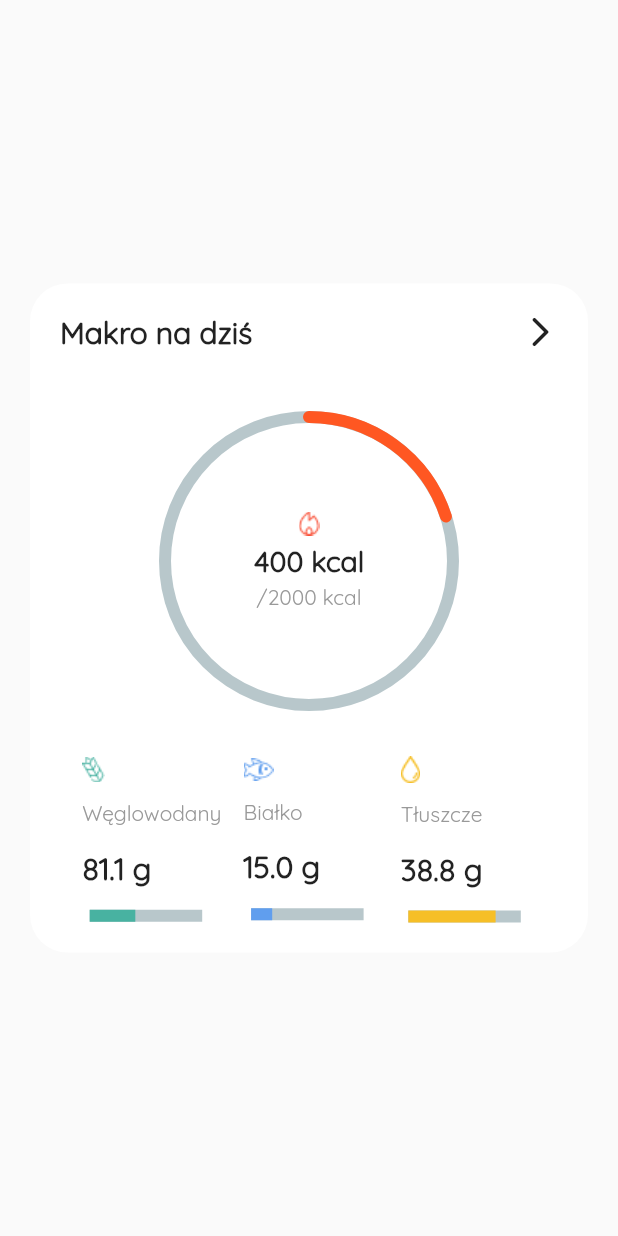
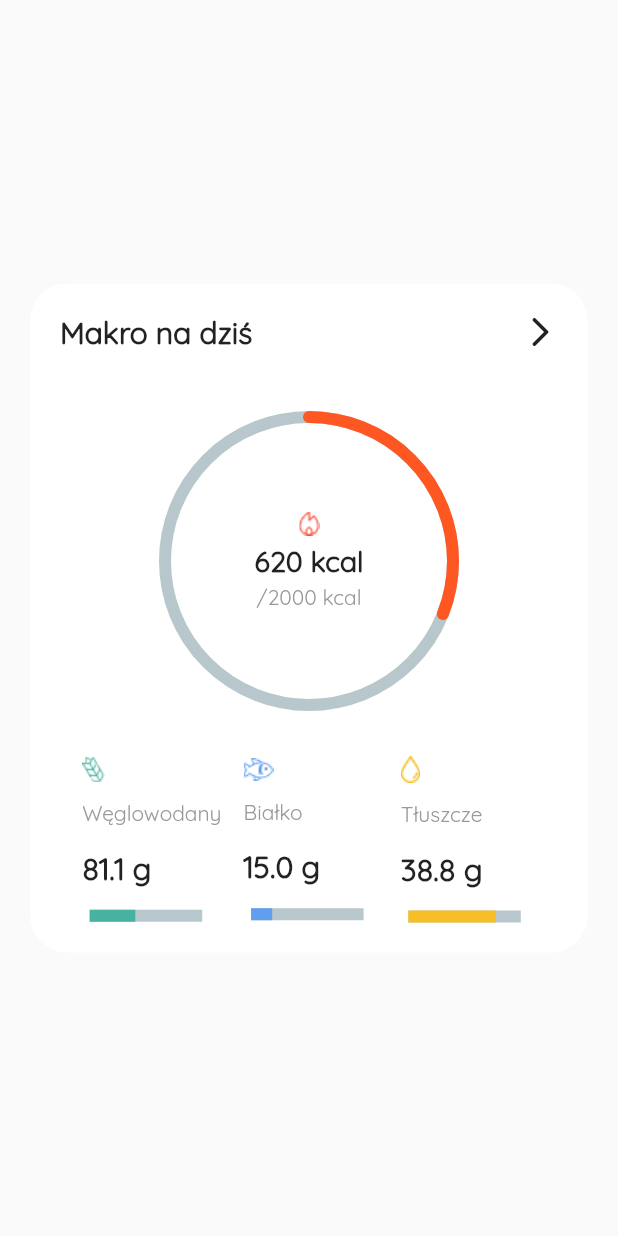
Before and after one commit to Dizziest/Invo_recruitment_task, a Flutter app: the screen it shows after launch, on a phone screen of 412 x 824 dp. Run offline on Flutter 3.47's test engine with Material 2 defaults, Android fonts, the phone set to English and light mode, and no system bars; drawn by our look-alikes of percent_indicator; our stand-ins replace equatable, flutter_bloc.

Commit message:
exported strings and colors to separate files. organized code

```diff
--- a/lib/bloc/makro/makro_event.dart
+++ b/lib/bloc/makro/makro_event.dart
@@ -6,15 +6,10 @@ abstract class MakroEvent extends Equatable {
 }
 
 class FetchMakroEvent extends MakroEvent {
-  final int id;
-  final String date;
 
-  FetchMakroEvent({@required this.id, @required this.date}) : assert(id != null && date != null);
+  FetchMakroEvent();
 
   @override
-  List<Object> get props => [
-    id,
-    date
-  ];
+  List<Object> get props => [];
 
 }
--- /dev/null
+++ b/lib/constants/app_colors.dart
@@ -0,0 +1,10 @@
+import 'package:flutter/material.dart';
+
+class AppColors{
+  static const Color carbohydratesProgressColor = Color(0xff48b2a1);
+  static const Color proteinsProgressColor = Color(0xff609eee);
+  static const Color fatsProgressColor = Color(0xfff6bf27);
+  static const Color greyText = Color(0xff999999);
+  static const Color greyBorder = Color(0xfff3f3f3);
+  static const Color nextMealButtonColor = Color(0xfff94f36);
+}
--- /dev/null
+++ b/lib/constants/strings.dart
@@ -0,0 +1,11 @@
+class Strings {
+  static const String errorOccured = "Wystąpił błąd";
+  static const String makroNaDzis = "Makro na dziś";
+  static const String skladnikiMakro = "Składniki Makro";
+  static const String weglowodany = "Węglowodany";
+  static const String bialko = "Białko";
+  static const String tluszcze = "Tłuszcze";
+  static const String alergeny = "Alergeny";
+  static const String kolejnyPosilek = "Kolejny posiłek";
+
+}
--- a/lib/scenes/home_page.dart
+++ b/lib/scenes/home_page.dart
@@ -1,6 +1,8 @@
 import 'package:flutter/material.dart';
 import 'package:flutter_bloc/flutter_bloc.dart';
 import 'package:invorecruitmenttask/bloc/makro/bloc.dart';
+import 'package:invorecruitmenttask/constants/app_colors.dart';
+import 'package:invorecruitmenttask/constants/strings.dart';
 import 'package:invorecruitmenttask/models/models.dart';
 import '../widgets/linear_progress_bar_with_column.dart';
 import '../widgets/circular_progress_bar.dart';
@@ -40,23 +42,23 @@ class _HomePageState extends State<HomePage> {
               child: Column(
                 mainAxisAlignment: MainAxisAlignment.center,
                 children: <Widget>[
-                  displayMakro(
-                    makro: makro,
+                  MakroWidget(
+                    makro: makro
                   ),
                 ],
               ),
             );
           }
           else if (state is MakroEmpty){
-            BlocProvider.of<MakroBloc>(context).add(FetchMakroEvent(id: 1, date: '06.02.2021'));
+            BlocProvider.of<MakroBloc>(context).add(FetchMakroEvent());
             return Padding(
-              padding: EdgeInsets.zero,
+              padding: EdgeInsets.zero
             );
           }
           else {
             return Center(
-              child: Text(
-                'ERROR OCCURED'
+              child: const Text(
+                Strings.errorOccured
               ),
             );
           }
@@ -66,8 +68,8 @@ class _HomePageState extends State<HomePage> {
   }
 }
 
-class displayMakro extends StatefulWidget {
-  const displayMakro({
+class MakroWidget extends StatefulWidget {
+  const MakroWidget({
     Key key,
     @required this.makro
   }) : super(key: key);
@@ -75,30 +77,27 @@ class displayMakro extends StatefulWidget {
   final Makro makro;
 
   @override
-  _displayMakroState createState() => _displayMakroState();
+  _MakroWidgetState createState() => _MakroWidgetState();
 }
 
-class _displayMakroState extends State<displayMakro> {
+class _MakroWidgetState extends State<MakroWidget> {
   double carbohydrates = 0;
   double proteins = 0;
   double fats = 0;
-  double kcal = 0;
+  int kcal = 220;
 
-  List<double> calculateNutriens(){
+  void calculateNutriens(){
     for(Meal meal in widget.makro.meals){
       carbohydrates = carbohydrates + meal.carbohydrates;
       proteins = proteins + meal.proteins;
       fats = fats + meal.fats;
       kcal = kcal + meal.kcal;
     }
-    print("carbo $carbohydrates carboGoal ${widget.makro.carbohydratesGoal}");
-    print("protein $proteins carboGoal ${widget.makro.proteinsGoal}");
-    print("fats $fats carboGoal ${widget.makro.fatsGoal}");
+
   }
 
-
   @override
-  void initState() {
+  void initState(){
     calculateNutriens();
   }
 
@@ -109,7 +108,7 @@ class _displayMakroState extends State<displayMakro> {
         Navigator.push(
             context,
             MaterialPageRoute(
-                builder: (context) => DetailPage(makro: widget.makro,)
+                builder: (context) => DetailPage(makro: widget.makro)
             )
         );
       },
@@ -124,7 +123,7 @@ class _displayMakroState extends State<displayMakro> {
             children: [
               Row(
                 children: [
-                  Text('Makro na dziś',
+                  const Text(Strings.makroNaDzis,
                       style: TextStyle(
                         fontFamily: 'Quicksand',
                         fontSize: 20.0,
@@ -139,34 +138,34 @@ class _displayMakroState extends State<displayMakro> {
                 ],
               ),
               SizedBox(height: 40.0),
-              circularCaloriesBar(
-                  caloriesDone: widget.makro.meals[0].kcal,
+              CircularCaloriesBar(
+                  caloriesDone: kcal,
                   caloriesGoal: widget.makro.kcalGoal
               ),
               SizedBox(height: 30.0),
               Row(
                 mainAxisAlignment: MainAxisAlignment.spaceEvenly,
                 children: [
-                  linearProgressBarWithColumn(
+                  LinearProgressBarWithColumn(
                       current: carbohydrates,
                       goal: widget.makro.carbohydratesGoal,
-                      name: 'Węglowodany',
+                      name: Strings.weglowodany,
                       image: 'assets/images/starch.png',
-                      progressColor: 0xff48b2a1
+                      progressColor: AppColors.carbohydratesProgressColor
                   ),
-                  linearProgressBarWithColumn(
+                  LinearProgressBarWithColumn(
                       current: proteins,
                       goal: widget.makro.proteinsGoal,
-                      name: 'Białko',
+                      name: Strings.bialko,
                       image: 'assets/images/fish-2.png',
-                      progressColor: 0xff609eee
+                      progressColor: AppColors.proteinsProgressColor
                   ),
-                  linearProgressBarWithColumn(
+                  LinearProgressBarWithColumn(
                       current: fats,
                       goal: widget.makro.fatsGoal,
-                      name: 'Tłuszcze',
+                      name: Strings.tluszcze,
                       image: 'assets/images/drop.png',
-                      progressColor: 0xfff6bf27
+                      progressColor: AppColors.fatsProgressColor
                   ),
                 ],
               )
--- a/lib/widgets/circular_progress_bar.dart
+++ b/lib/widgets/circular_progress_bar.dart
@@ -1,8 +1,9 @@
 import 'package:flutter/material.dart';
+import 'package:invorecruitmenttask/constants/app_colors.dart';
 import 'package:percent_indicator/circular_percent_indicator.dart';
 
-class circularCaloriesBar extends StatelessWidget {
-  const circularCaloriesBar({
+class CircularCaloriesBar extends StatelessWidget {
+  const CircularCaloriesBar({
     Key key,
     @required this.caloriesDone,
     @required this.caloriesGoal,
@@ -39,7 +40,7 @@ class circularCaloriesBar extends StatelessWidget {
                 fontFamily: 'Quicksand',
                 fontWeight: FontWeight.w500,
                 fontSize: 14.0,
-                color: Color(0xff999999)
+                color: AppColors.greyText
             ),
           ),
         ],
--- a/lib/widgets/linear_progress_bar_with_column.dart
+++ b/lib/widgets/linear_progress_bar_with_column.dart
@@ -1,8 +1,9 @@
 import 'package:flutter/material.dart';
+import 'package:invorecruitmenttask/constants/app_colors.dart';
 import 'package:percent_indicator/linear_percent_indicator.dart';
 
-class linearProgressBarWithColumn extends StatelessWidget {
-  const linearProgressBarWithColumn({
+class LinearProgressBarWithColumn extends StatelessWidget {
+  const LinearProgressBarWithColumn({
     Key key,
     @required this.current,
     @required this.goal,
@@ -15,7 +16,7 @@ class linearProgressBarWithColumn extends StatelessWidget {
   final String image;
   final double current;
   final double goal;
-  final int progressColor;
+  final Color progressColor;
 
   @override
   Widget build(BuildContext context) {
@@ -30,7 +31,7 @@ class linearProgressBarWithColumn extends StatelessWidget {
               fontFamily: 'Quicksand',
               fontSize: 14.0,
               fontWeight: FontWeight.w500,
-              color: Color(0xff999999)
+              color: AppColors.greyText
           ),
         ),
         SizedBox(height: 15.0),
@@ -48,7 +49,7 @@ class linearProgressBarWithColumn extends StatelessWidget {
           width: 90.0,
           lineHeight: 8.0,
           percent: current / goal,
-          progressColor: Color(progressColor),
+          progressColor: progressColor,
         ),
       ],
     );
```
Also changed, not shown: lib/scenes/detail_page.dart (+27 -41 lines), lib/widgets/alergen_list_item.dart (+4 -3 lines), lib/widgets/alergens_list.dart (+5 -4 lines), lib/bloc/makro/makro_state.dart (line endings or trailing spaces).
